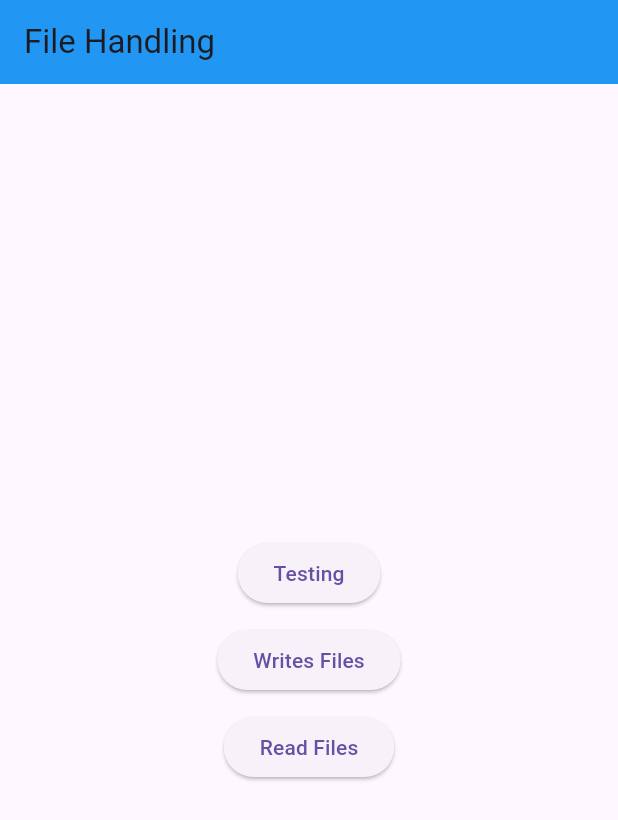
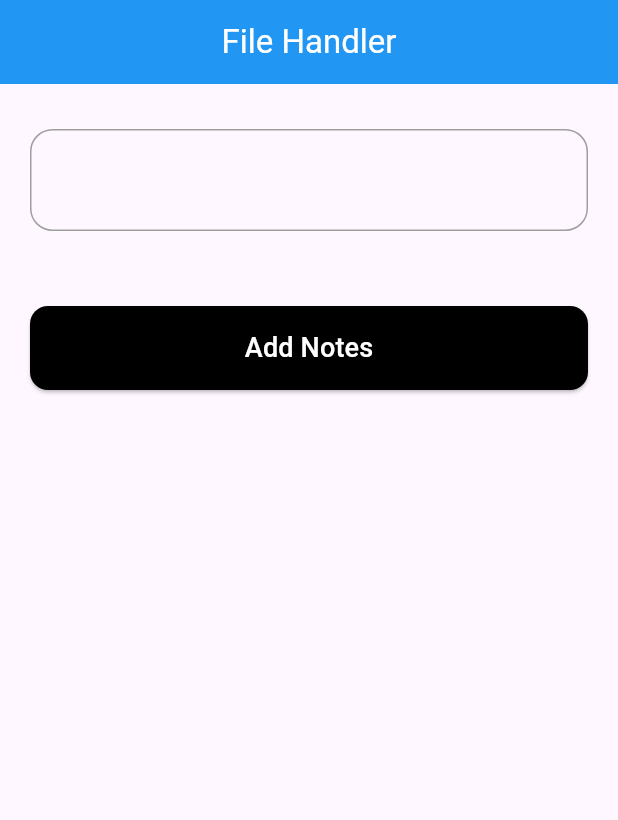
Before and after one commit to OwaisRaza1941/Local-Storage-and-Persistence, a Flutter app: the screen it shows after launch, on a phone screen of 412 x 824 dp. Shown: the top 820 px of the screen. Run offline on Flutter 3.47's test engine with Material 3 defaults, Android fonts, the light colour scheme and no system bars; our stand-ins replace get, permission_handler, shared_preferences, sqflite; accounts and stored records are empty.

Commit message:
File Handling

```diff
--- /dev/null
+++ b/file_handling/lib/components/custom_button.dart
@@ -0,0 +1,29 @@
+import 'package:flutter/material.dart';
+
+class CustomButtons extends StatelessWidget {
+  final String btnText;
+  final VoidCallback? onPressed;
+
+  const CustomButtons({super.key, required this.btnText, this.onPressed});
+
+  @override
+  Widget build(BuildContext context) {
+    return SizedBox(
+      width: double.infinity,
+      child: ElevatedButton(
+        onPressed: onPressed,
+        style: ElevatedButton.styleFrom(
+          backgroundColor: Colors.black,
+          padding: EdgeInsets.symmetric(horizontal: 30, vertical: 15),
+          shape: RoundedRectangleBorder(
+            borderRadius: BorderRadius.circular(12),
+          ),
+        ),
+        child: Text(
+          btnText,
+          style: TextStyle(color: Colors.white, fontSize: 18),
+        ),
+      ),
+    );
+  }
+}
--- /dev/null
+++ b/file_handling/lib/constants/styles.dart
@@ -0,0 +1,8 @@
+import 'package:flutter/material.dart';
+
+class Styles {
+  static final containerDecoration = BoxDecoration(
+    border: Border.all(color: Colors.grey),
+    borderRadius: BorderRadius.circular(15),
+  );
+}
--- a/file_handling/lib/main.dart
+++ b/file_handling/lib/main.dart
@@ -1,4 +1,4 @@
-import 'package:file_handling/screens/home_screen.dart';
+import 'package:file_handling/views/home_screen_two.dart';
 import 'package:flutter/material.dart';
 
 void main() {
@@ -12,7 +12,7 @@ class MyApp extends StatelessWidget {
   Widget build(BuildContext context) {
     return MaterialApp(
       debugShowCheckedModeBanner: false,
-      home: HomeScreen(),
+      home: HomeScreenTwo(),
     );
   }
 }
--- /dev/null
+++ b/file_handling/lib/utils/permission_helper.dart
@@ -0,0 +1,6 @@
+import 'package:permission_handler/permission_handler.dart';
+
+requestPermission() async {
+  await Permission.storage.request();
+  await Permission.photos.request();
+}
--- /dev/null
+++ b/file_handling/lib/views/home_screen_two.dart
@@ -0,0 +1,139 @@
+import 'package:file_handling/components/custom_button.dart';
+import 'package:file_handling/components/home_fields.dart';
+import 'package:file_handling/constants/styles.dart';
+import 'package:file_handling/controller/file_controller.dart';
+import 'package:flutter/material.dart';
+import 'package:get/get.dart';
+
+class HomeScreenTwo extends StatelessWidget {
+  HomeScreenTwo({super.key});
+
+  final TextEditingController tileController = TextEditingController();
+  final TextEditingController desController = TextEditingController();
+
+  final FileController controller = Get.put(FileController());
+
+  @override
+  Widget build(BuildContext context) {
+    return GestureDetector(
+      onTap: () {
+        Focus.of(context).unfocus();
+      },
+      child: Scaffold(
+        appBar: AppBar(
+          backgroundColor: Colors.blue,
+          title: Text("File Handler", style: TextStyle(color: Colors.white)),
+          centerTitle: true,
+        ),
+        body: Padding(
+          padding: EdgeInsets.symmetric(horizontal: 20, vertical: 30),
+          child: Center(
+            child: Column(
+              mainAxisAlignment: MainAxisAlignment.start,
+              crossAxisAlignment: CrossAxisAlignment.start,
+              children: [
+                Container(
+                  width: double.infinity,
+                  padding: EdgeInsets.all(20),
+                  decoration: Styles.containerDecoration,
+                  child: Column(
+                    crossAxisAlignment: CrossAxisAlignment.start,
+                    children: [
+                      Obx(
+                        () => Text(
+                          controller.noteText.value,
+                          style: TextStyle(fontSize: 18),
+                        ),
+                      ),
+                    ],
+                  ),
+                ),
+
+                SizedBox(height: 50),
+
+                CustomButtons(
+                  btnText: "Add Notes",
+                  onPressed: () {
+                    showModalBottomSheet(
+                      backgroundColor: Color.fromARGB(255, 255, 30, 210),
+                      context: context,
+                      builder: (context) {
+                        return Padding(
+                          padding: EdgeInsets.symmetric(
+                            horizontal: 20,
+                            vertical: 30,
+                          ),
+                          child: Column(
+                            mainAxisSize: MainAxisSize.min,
+                            mainAxisAlignment: MainAxisAlignment.end,
+                            crossAxisAlignment: CrossAxisAlignment.end,
+                            children: [
+                              homeFields(
+                                hinText: "Title",
+                                labelText: "Add your title",
+                                controller: tileController,
+                              ),
+                              SizedBox(height: 20),
+                              homeFields(
+                                hinText: "Description",
+                                labelText: "Add your Description",
+                                maxlines: 5,
+                                controller: desController,
+                              ),
+                              SizedBox(height: 20),
+                              CustomButtons(
+                                btnText: "Save",
+                                onPressed: () async {
+                                  // agar dono fields empty hain
+                                  if (tileController.text.isEmpty &&
+                                      desController.text.isEmpty) {
+                                    ScaffoldMessenger.of(context).showSnackBar(
+                                      SnackBar(
+                                        content: Text(
+                                          "Please fill all required fields!",
+                                        ),
+                                      ),
+                                    );
+                                    return; // 👈 ye line imp hai — niche ka code ab execute nahi hoga
+                                  }
+
+                                  // agar filled hain tabhi save kare
+                                  await controller.saveText(
+                                    text:
+                                        "${tileController.text}\n${desController.text}",
+                                  );
+
+                                  tileController.clear();
+                                  desController.clear();
+
+                                  ScaffoldMessenger.of(context).showSnackBar(
+                                    SnackBar(
+                                      content: Text("Note saved successfully!"),
+                                    ),
+                                  );
+                                },
+                              ),
+
+                              SizedBox(height: 10),
+                              CustomButtons(
+                                btnText: "Read Files",
+                                onPressed: () async {
+                                  await controller.readText();
+                                  Navigator.pop(context);
+                                },
+                              ),
+                            ],
+                          ),
+                        );
+                      },
+                    );
+                  },
+                ),
+              ],
+            ),
+          ),
+        ),
+      ),
+    );
+  }
+}
--- a/file_handling/pubspec.yaml
+++ b/file_handling/pubspec.yaml
@@ -36,6 +36,7 @@ dependencies:
   cupertino_icons: ^1.0.8
   permission_handler: ^12.0.1
   path_provider: ^2.1.5
+  get: ^4.7.2
 
 dev_dependencies:
   flutter_test:
```
Also changed, not shown: file_handling/lib/components/home_fields.dart (added, +33 -0 lines), file_handling/lib/controller/file_controller.dart (added, +22 -0 lines), file_handling/lib/data/local/file_handler.dart (added, +40 -0 lines), file_handling/lib/views/home_screen_one.dart (renamed from file_handling/lib/screens/home_screen.dart), file_handling/pubspec.lock.
